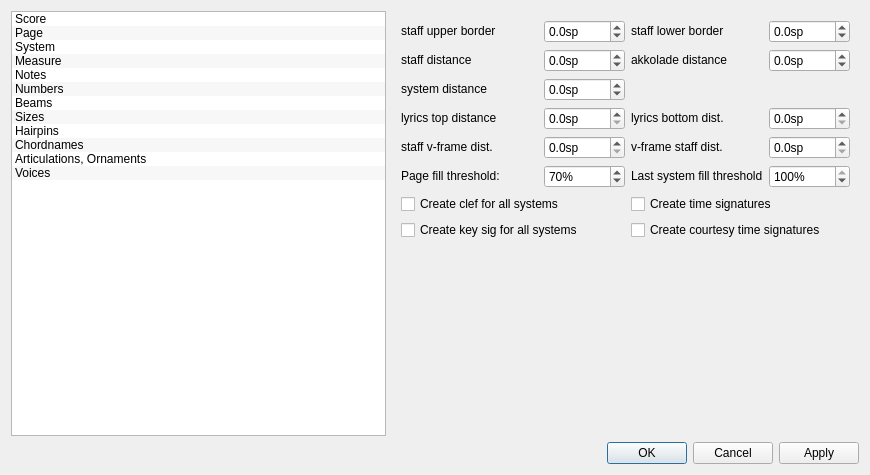
Old version of the form mscore/mscore/editstyle.ui in the repository musescore/musescore-old.
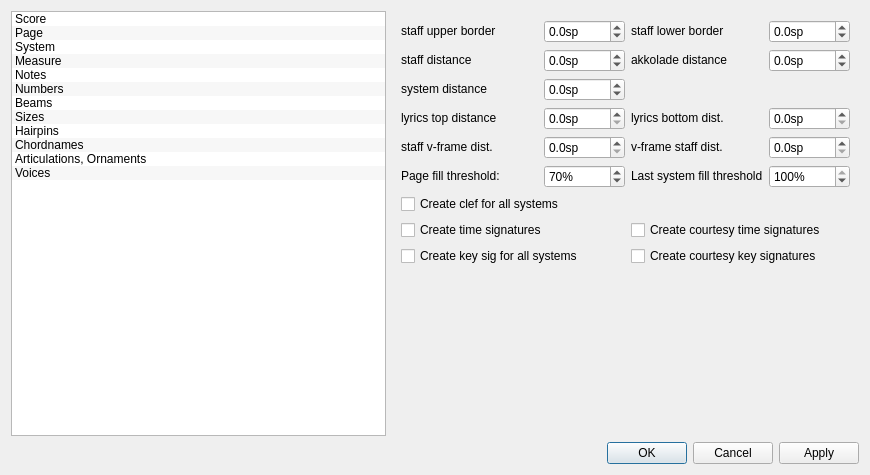
New version of the form. The open tabs and pages were chosen to show the change. Icons and pictures are not drawn.

What changed in the file:
```diff
--- a/mscore/mscore/editstyle.ui
+++ b/mscore/mscore/editstyle.ui
@@ -572,20 +572,7 @@
          </property>
         </widget>
        </item>
-       <item row="6" column="2" colspan="2">
-        <widget class="QCheckBox" name="genTimesig">
-         <property name="sizePolicy">
-          <sizepolicy hsizetype="Fixed" vsizetype="Fixed">
-           <horstretch>0</horstretch>
-           <verstretch>0</verstretch>
-          </sizepolicy>
-         </property>
-         <property name="text">
-          <string>Create time signatures</string>
-         </property>
-        </widget>
-       </item>
-       <item row="7" column="0" colspan="2">
+       <item row="8" column="0" colspan="2">
         <widget class="QCheckBox" name="genKeysig">
          <property name="sizePolicy">
           <sizepolicy hsizetype="Fixed" vsizetype="Fixed">
@@ -598,20 +585,7 @@
          </property>
         </widget>
        </item>
-       <item row="7" column="2" colspan="2">
-        <widget class="QCheckBox" name="genCourtesyTimesig">
-         <property name="sizePolicy">
-          <sizepolicy hsizetype="Fixed" vsizetype="Fixed">
-           <horstretch>0</horstretch>
-           <verstretch>0</verstretch>
-          </sizepolicy>
-         </property>
-         <property name="text">
-          <string>Create courtesy time signatures</string>
-         </property>
-        </widget>
-       </item>
-       <item row="8" column="0">
+       <item row="9" column="0">
         <spacer>
          <property name="orientation">
           <enum>Qt::Vertical</enum>
@@ -624,6 +598,39 @@
          </property>
         </spacer>
        </item>
+       <item row="7" column="0" colspan="2">
+        <widget class="QCheckBox" name="genTimesig">
+         <property name="sizePolicy">
+          <sizepolicy hsizetype="Fixed" vsizetype="Fixed">
+           <horstretch>0</horstretch>
+           <verstretch>0</verstretch>
+          </sizepolicy>
+         </property>
+         <property name="text">
+          <string>Create time signatures</string>
+         </property>
+        </widget>
+       </item>
+       <item row="7" column="2" colspan="2">
+        <widget class="QCheckBox" name="genCourtesyTimesig">
+         <property name="sizePolicy">
+          <sizepolicy hsizetype="Fixed" vsizetype="Fixed">
+           <horstretch>0</horstretch>
+           <verstretch>0</verstretch>
+          </sizepolicy>
+         </property>
+         <property name="text">
+          <string>Create courtesy time signatures</string>
+         </property>
+        </widget>
+       </item>
+       <item row="8" column="2" colspan="2">
+        <widget class="QCheckBox" name="genCourtesyKeysig">
+         <property name="text">
+          <string>Create courtesy key signatures</string>
+         </property>
+        </widget>
+       </item>
       </layout>
      </widget>
      <widget class="QWidget" name="Seite_8">
```
